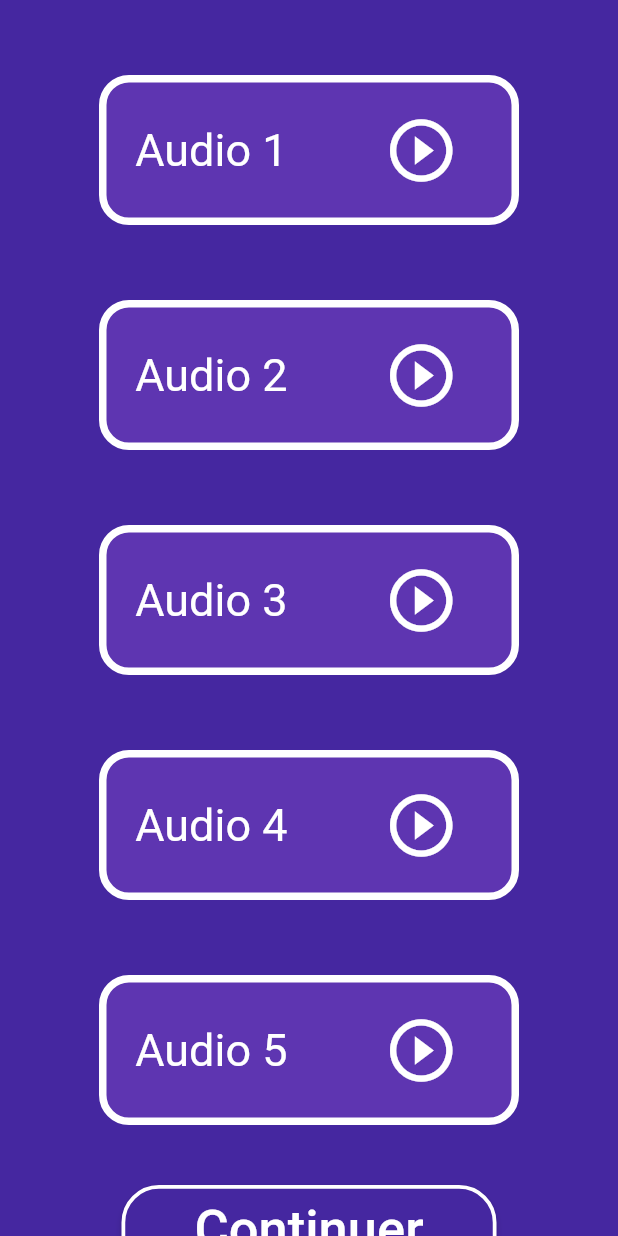
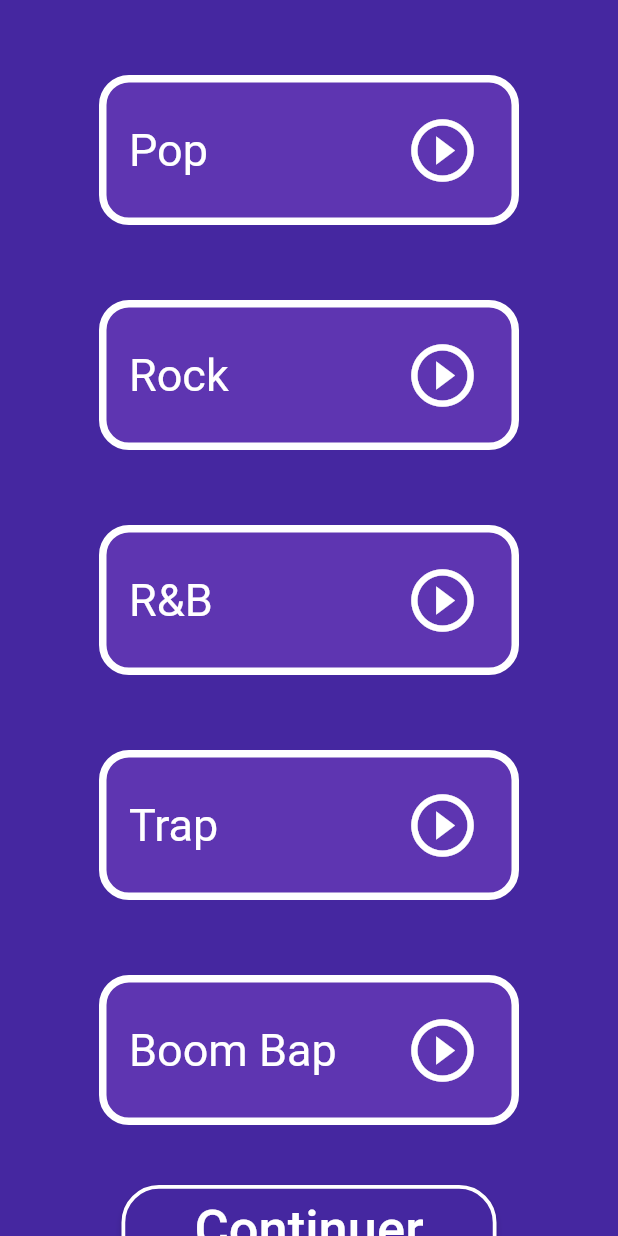
Before and after one commit to MatthieuBonbon/Cypher, a Flutter app: the Music screen opened directly, on a phone screen of 412 x 824 dp. Run offline on Flutter 3.47's test engine with Material 2 defaults, Android fonts, the phone set to English and light mode, and no system bars; our stand-ins replace assets_audio_player, file, google_fonts.

Commit message:
Modify Dart files

```diff
--- a/lib/music_display.dart
+++ b/lib/music_display.dart
@@ -72,6 +72,20 @@ class _MusicState extends State<Music> {
     );
   }
 
+  String musicTitleType(int audioNumber){
+    switch (audioNumber){
+      case 0:
+        return "Pop";
+      case 1:
+        return "Rock";
+      case 2:
+        return "R&B";
+      case 3:
+        return "Trap";
+      default:
+        return "Boom Bap";
+    }
+  }
 
   Container musicContainer(int audioNumber){
     return Container(
@@ -90,16 +104,23 @@ class _MusicState extends State<Music> {
           ),
 
           child: Row(
-            mainAxisAlignment: MainAxisAlignment.spaceAround,
+            mainAxisAlignment: MainAxisAlignment.spaceBetween,
             children: [
-              Text("Audio " + (audioNumber+1).toString(),
+              Container(
+                margin: EdgeInsets.only(left: 20),
+                child: Text(
+                  musicTitleType(audioNumber),
                   style: GoogleFonts.kaushanScript(
                     fontSize: 30,
                     color: Colors.white,
                   ),
                   textAlign: TextAlign.left,
                 ),
-              ElevatedButton(
+              ),
+
+              Container(
+                margin: EdgeInsets.only(right: 10),
+                child: ElevatedButton(
 
                     style: ElevatedButton.styleFrom(
                       shadowColor: Color(0x00000000),
@@ -108,7 +129,7 @@ class _MusicState extends State<Music> {
 
                     onPressed: (){
                       print("Button play music");
-                    playMusic("audio_"+ (audioNumber+1).toString());
+                      playMusic(musicTitleType(audioNumber));
                     },
 
                     child: Icon(
@@ -116,6 +137,7 @@ class _MusicState extends State<Music> {
                       color:  Colors.white,
                       size: 50,
                     )
+                ),
               )
             ],
           )
```
Also changed, not shown: lib/main.dart (+15 -7 lines), lib/parameters.dart (+4 -5 lines). Lines whose indentation alone changed are shown as unchanged.
